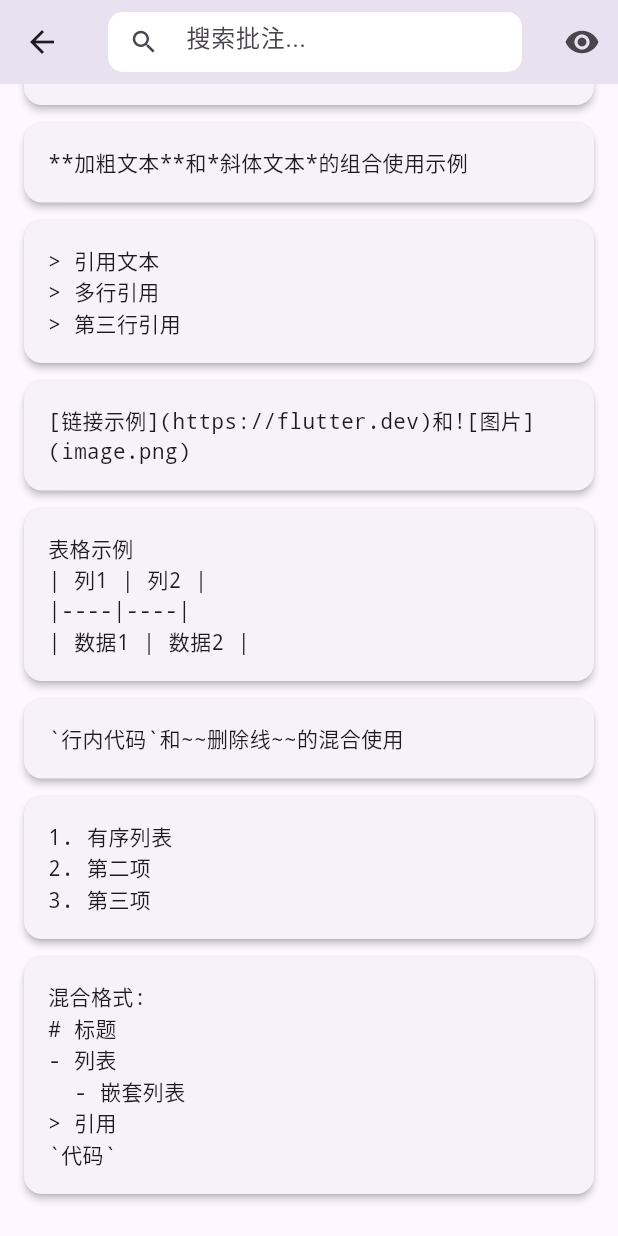
After one commit to AimMetal-jy/AuraLab, a Flutter app: the NoteDisplayPage screen opened directly, scrolled down 469 dp, after a tap on the "code" icon, on a phone screen of 412 x 824 dp. The commit adds this screen. Run offline on Flutter 3.47's test engine with Material 3 defaults, Android fonts, the phone set to English and light mode, and no system bars; our stand-ins replace flutter_markdown.

Commit message:
feat(笔记页面): 添加笔记展示页面。

````diff
--- /dev/null
+++ b/lib/screens/notes/subpage/note_display_page.dart
@@ -0,0 +1,213 @@
+import 'package:flutter/material.dart';
+import 'package:flutter_markdown/flutter_markdown.dart';
+
+class NoteDisplayPage extends StatefulWidget {
+  final String title; // 标题参数
+
+  const NoteDisplayPage({Key? key, required this.title}) : super(key: key);
+
+  @override
+  _NoteDisplayPageState createState() => _NoteDisplayPageState();
+}
+
+class _NoteDisplayPageState extends State<NoteDisplayPage> {
+  bool _isCodeMode = false;
+  String _searchQuery = '';
+  final List<Map<String, String>> _notes = [
+    {
+      'content': '# 标题1\n这是第一条批注的正文内容',
+      'rawContent': '# 标题1\n这是第一条批注的正文内容',
+    },
+    {
+      'content': '## 标题2\n- 列表项1\n- 列表项2\n- 列表项3',
+      'rawContent': '## 标题2\n- 列表项1\n- 列表项2\n- 列表项3',
+    },
+    {
+      'content': '### 代码示例\n```dart\nvoid main() {\n  print("Hello");\n}\n```',
+      'rawContent': '### 代码示例\n```dart\nvoid main() {\n  print("Hello");\n}\n```',
+    },
+    {
+      'content': '**加粗文本**和*斜体文本*的组合使用示例',
+      'rawContent': '**加粗文本**和*斜体文本*的组合使用示例',
+    },
+    {
+      'content': '> 引用文本\n> 多行引用\n> 第三行引用',
+      'rawContent': '> 引用文本\n> 多行引用\n> 第三行引用',
+    },
+    {
+      'content': '[链接示例](https://flutter.dev)和![图片](image.png)',
+      'rawContent': '[链接示例](https://flutter.dev)和![图片](image.png)',
+    },
+    {
+      'content': '表格示例\n| 列1 | 列2 |\n|----|----|\n| 数据1 | 数据2 |',
+      'rawContent': '表格示例\n| 列1 | 列2 |\n|----|----|\n| 数据1 | 数据2 |',
+    },
+    {
+      'content': '`行内代码`和~~删除线~~的混合使用',
+      'rawContent': '`行内代码`和~~删除线~~的混合使用',
+    },
+    {
+      'content': '1. 有序列表\n2. 第二项\n3. 第三项',
+      'rawContent': '1. 有序列表\n2. 第二项\n3. 第三项',
+    },
+    {
+      'content': '混合格式:\n# 标题\n- 列表\n  - 嵌套列表\n> 引用\n`代码`',
+      'rawContent': '混合格式:\n# 标题\n- 列表\n  - 嵌套列表\n> 引用\n`代码`',
+    },
+  ];
+
+  List<Map<String, String>> get _filteredNotes {
+    if (_searchQuery.isEmpty) {
+      return _notes;
+    }
+    return _notes.where((note) =>
+        note['content']!.toLowerCase().contains(_searchQuery.toLowerCase())).toList();
+  }
+
+  @override
+  Widget build(BuildContext context) {
+    return Scaffold(
+      appBar: AppBar(
+        title: Container(
+          height: 40,
+          decoration: BoxDecoration(
+            color: Colors.white,
+            borderRadius: BorderRadius.circular(10.0),
+          ),
+          child: TextField(
+            decoration: InputDecoration(
+              hintText: '搜索批注...',
+              prefixIcon: const Icon(Icons.search, size: 20),
+              border: InputBorder.none,
+              contentPadding: const EdgeInsets.symmetric(vertical: 0.0),
+            ),
+            onChanged: (value) {
+              setState(() {
+                _searchQuery = value;
+              });
+            },
+          ),
+        ),
+        actions: [
+          IconButton(
+            icon: Icon(_isCodeMode ? Icons.visibility : Icons.code),
+            onPressed: () {
+              setState(() {
+                _isCodeMode = !_isCodeMode;
+              });
+            },
+            tooltip: _isCodeMode ? '预览模式' : '代码模式',
+          ),
+        ],
+      ),
+      body: ListView.builder(
+        padding: EdgeInsets.all(16),
+        itemCount: _filteredNotes.length + 1, // +1 for title
+        itemBuilder: (context, index) {
+          if (index == 0) {
+            return Padding(
+              padding: EdgeInsets.only(bottom: 16),
+              child: Text(
+                widget.title,
+                style: TextStyle(
+                  fontSize: 20,
+                  fontWeight: FontWeight.bold,
+                ),
+              ),
+            );
+          }
+          final note = _filteredNotes[index - 1];
+          return _buildNoteCard(note, index - 1);
+        },
+      ),
+    );
+  }
+
+  Widget _buildNoteCard(Map<String, String> note, int index) {
+    return Card(
+      margin: const EdgeInsets.only(bottom: 12.0),
+      elevation: 2.0,
+      child: InkWell(
+        onLongPress: () => _showCardOptions(index),
+        child: Padding(
+          padding: const EdgeInsets.all(16.0),
+          child: _isCodeMode
+              ? SelectableText(
+                  note['rawContent']!,
+                  style: const TextStyle(fontFamily: 'monospace'),
+                )
+              : MarkdownBody(
+                  data: note['content']!,
+                  selectable: true,
+                ),
+        ),
+      ),
+    );
+  }
+
+  void _showCardOptions(int index) {
+    final ScaffoldMessengerState scaffoldMessenger = ScaffoldMessenger.of(context);
+
+    showModalBottomSheet(
+      context: context,
+      builder: (BuildContext context) {
+        return SafeArea(
+          child: Wrap(
+            children: <Widget>[
+              ListTile(
+                leading: const Icon(Icons.category),
+                title: const Text('添加到自定义分类'),
+                onTap: () {
+                  Navigator.pop(context);
+                  scaffoldMessenger.showSnackBar(
+                    const SnackBar(content: Text('添加到自定义分类（功能暂未实现）')),
+                  );
+                },
+              ),
+              ListTile(
+                leading: const Icon(Icons.volume_up),
+                title: const Text('朗读/不朗读该卡片'),
+                onTap: () {
+                  Navigator.pop(context);
+                  scaffoldMessenger.showSnackBar(
+                    const SnackBar(content: Text('朗读/不朗读该卡片（功能暂未实现）')),
+                  );
+                },
+              ),
+              ListTile(
+                leading: const Icon(Icons.delete),
+                title: const Text('删除该卡片'),
+                onTap: () {
+                  Navigator.pop(context);
+                  scaffoldMessenger.showSnackBar(
+                    const SnackBar(content: Text('删除该卡片（功能暂未实现）')),
+                  );
+                },
+              ),
+              ListTile(
+                leading: Icon(_isCodeMode ? Icons.visibility : Icons.code),
+                title: Text(_isCodeMode ? '切换到预览模式' : '切换到代码模式'),
+                onTap: () {
+                  Navigator.pop(context);
+                  setState(() {
+                    _isCodeMode = !_isCodeMode;
+                  });
+                },
+              ),
+              ListTile(
+                leading: const Icon(Icons.add),
+                title: const Text('添加自定义功能'),
+                onTap: () {
+                  Navigator.pop(context);
+                  scaffoldMessenger.showSnackBar(
+                    const SnackBar(content: Text('添加自定义功能（功能暂未实现）')),
+                  );
+                },
+              ),
+            ],
+          ),
+        );
+      },
+    );
+  }
+}
````
Also changed, not shown: lib/screens/notes/subpage/note_list.dart (+20 -2 lines).
